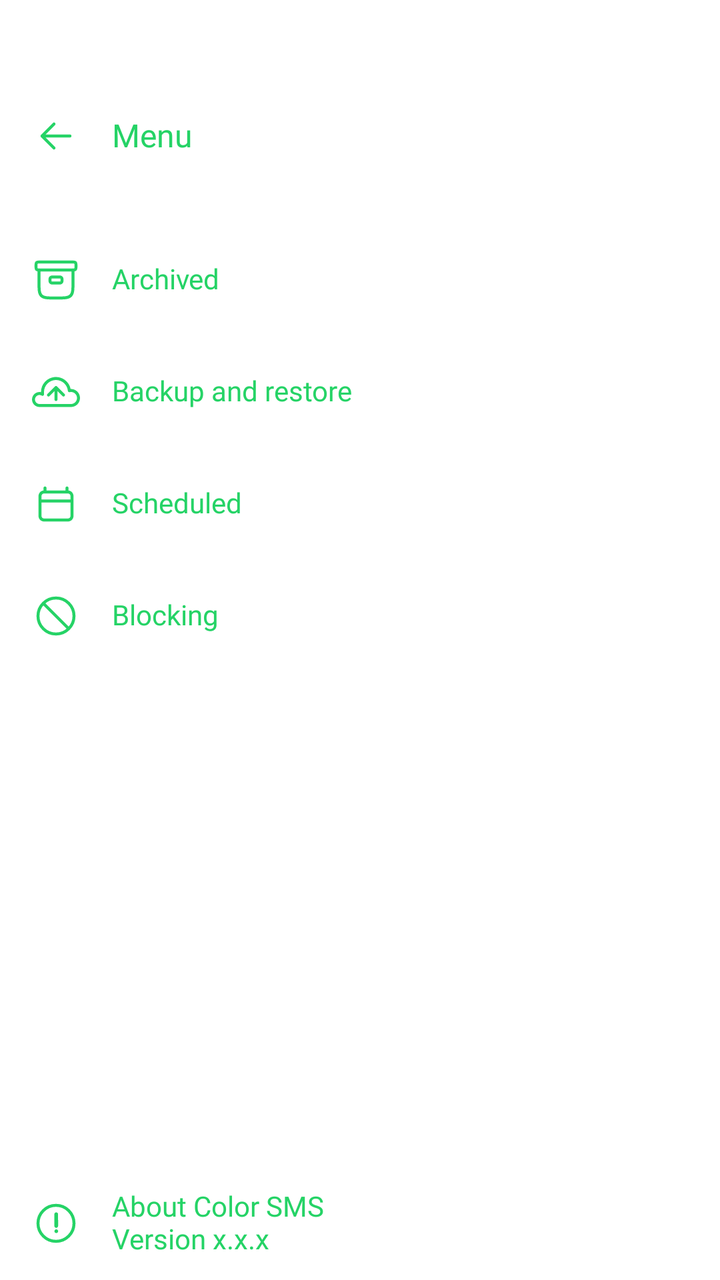
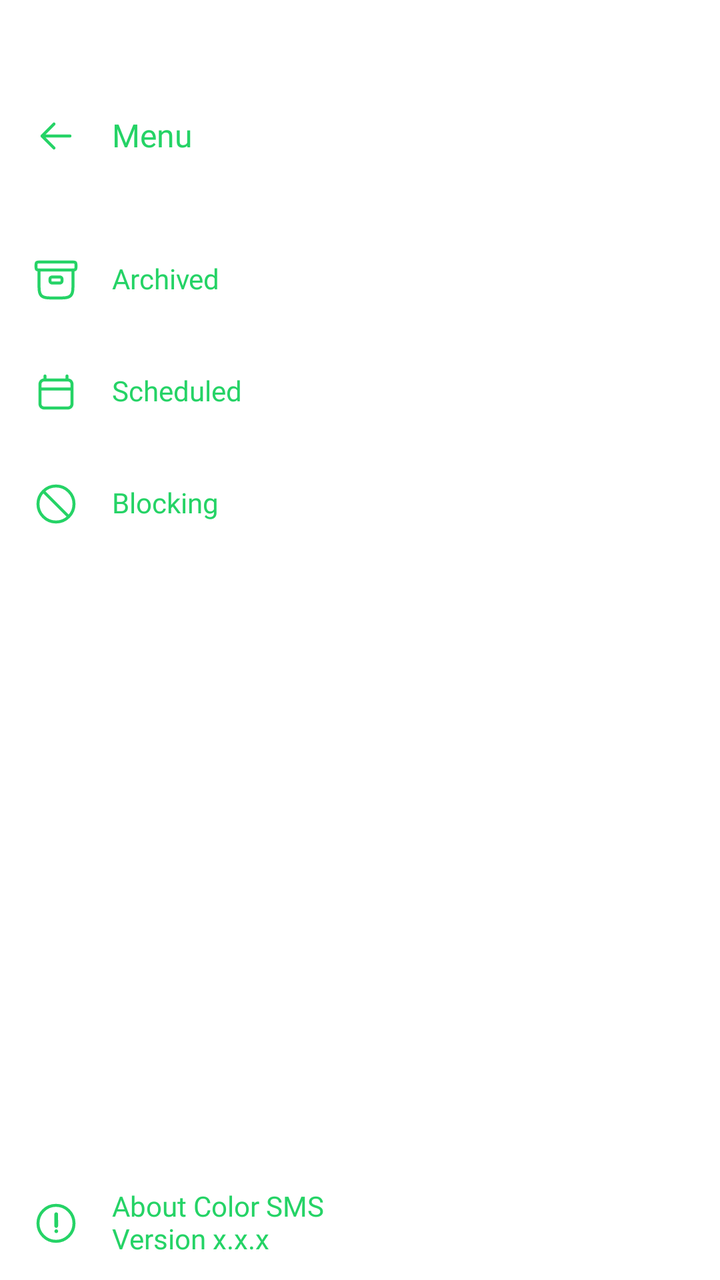

Two renders of the same Android screen: before a commit and after it. Below are the layout's source before the change and the commit's diff.
<!-- AndroidManifest.xml: application theme Theme.MyApplication -->
<!-- res/layout/layout_main_drawer.xml -->
<?xml version="1.0" encoding="utf-8"?>
<androidx.constraintlayout.widget.ConstraintLayout xmlns:android="http://schemas.android.com/apk/res/android"
    xmlns:app="http://schemas.android.com/apk/res-auto"
    android:layout_width="match_parent"
    android:layout_height="match_parent"
    android:background="@color/white"
    android:clickable="true"
    android:focusable="true">

    <androidx.constraintlayout.widget.ConstraintLayout
        android:id="@+id/clTop"
        android:layout_width="match_parent"
        android:layout_height="wrap_content"
        android:layout_marginTop="@dimen/size40"
        android:padding="@dimen/size16"
        app:layout_constraintTop_toTopOf="parent">

        <ImageView
            android:id="@+id/ivBack"
            android:layout_width="@dimen/size24"
            android:layout_height="@dimen/size24"
            android:src="@drawable/ic_arr_left"
            app:layout_constraintBottom_toBottomOf="parent"
            app:layout_constraintStart_toStartOf="parent"
            app:layout_constraintTop_toTopOf="parent"
            app:tint="@color/col_main" />

        <TextView
            android:id="@+id/tvMenu"
            style="@style/TextView_7"
            android:layout_marginStart="@dimen/size16"
            android:text="@string/txt_menu"
            android:textColor="@color/col_main"
            app:layout_constraintBottom_toBottomOf="parent"
            app:layout_constraintStart_toEndOf="@+id/ivBack"
            app:layout_constraintTop_toTopOf="parent" />

    </androidx.constraintlayout.widget.ConstraintLayout>

    <LinearLayout
        android:layout_width="match_parent"
        android:layout_height="wrap_content"
        android:orientation="vertical"
        android:padding="@dimen/size16"
        app:layout_constraintTop_toBottomOf="@+id/clTop">

        
        <LinearLayout
            android:id="@+id/llArchived"
            android:layout_width="match_parent"
            android:layout_height="wrap_content"
            android:background="?attr/selectableItemBackground"
            android:gravity="center_vertical"
            android:orientation="horizontal"
            android:paddingVertical="@dimen/size16">

            <ImageView
                android:layout_width="@dimen/size24"
                android:layout_height="@dimen/size24"
                android:src="@drawable/ic_archive"
                app:tint="@color/col_main" />

            <TextView
                style="@style/TextView_6"
                android:layout_marginStart="@dimen/size16"
                android:text="@string/txt_archived"
                android:textColor="@color/col_main" />
        </LinearLayout>

        
        <LinearLayout
            android:id="@+id/llBackup"
            android:layout_width="match_parent"
            android:layout_height="wrap_content"
            android:background="?attr/selectableItemBackground"
            android:gravity="center_vertical"
            android:orientation="horizontal"
            android:paddingVertical="@dimen/size16">

            <ImageView
                android:layout_width="@dimen/size24"
                android:layout_height="@dimen/size24"
                android:src="@drawable/ic_backup"
                app:tint="@color/col_main" />

            <TextView
                style="@style/TextView_6"
                android:layout_marginStart="@dimen/size16"
                android:text="@string/txt_backup_and_restore"
                android:textColor="@color/col_main" />
        </LinearLayout>

        
        <LinearLayout
            android:id="@+id/llPassword"
            android:layout_width="match_parent"
            android:layout_height="wrap_content"
            android:background="?attr/selectableItemBackground"
            android:gravity="center_vertical"
            android:orientation="horizontal"
            android:paddingVertical="@dimen/size16"
            android:visibility="gone">

            <ImageView
                android:layout_width="@dimen/size24"
                android:layout_height="@dimen/size24"
                android:src="@drawable/ic_lock"
                app:tint="@color/col_main" />

            <TextView
                style="@style/TextView_6"
                android:layout_marginStart="@dimen/size16"
                android:text="@string/txt_set_password"
                android:textColor="@color/col_main" />
        </LinearLayout>

        
        <LinearLayout
            android:id="@+id/llScheduled"
            android:layout_width="match_parent"
            android:layout_height="wrap_content"
            android:background="?attr/selectableItemBackground"
            android:gravity="center_vertical"
            android:orientation="horizontal"
            android:paddingVertical="@dimen/size16">

            <ImageView
                android:layout_width="@dimen/size24"
                android:layout_height="@dimen/size24"
                android:src="@drawable/ic_schedule"
                app:tint="@color/col_main" />

            <TextView
                style="@style/TextView_6"
                android:layout_marginStart="@dimen/size16"
                android:text="@string/txt_scheduled"
                android:textColor="@color/col_main" />
        </LinearLayout>

        
        <LinearLayout
            android:id="@+id/llBlocking"
            android:layout_width="match_parent"
            android:layout_height="wrap_content"
            android:background="?attr/selectableItemBackground"
            android:gravity="center_vertical"
            android:orientation="horizontal"
            android:paddingVertical="@dimen/size16">

            <ImageView
                android:layout_width="@dimen/size24"
                android:layout_height="@dimen/size24"
                android:src="@drawable/ic_block"
                app:tint="@color/col_main" />

            <TextView
                style="@style/TextView_6"
                android:layout_marginStart="@dimen/size16"
                android:text="@string/txt_blocking"
                android:textColor="@color/col_main" />
        </LinearLayout>

    </LinearLayout>
    
    <LinearLayout
        android:id="@+id/llAbout"
        android:layout_width="match_parent"
        android:layout_height="wrap_content"
        android:background="?attr/selectableItemBackground"
        android:gravity="center_vertical"
        android:orientation="horizontal"
        android:paddingHorizontal="@dimen/size16"
        android:paddingVertical="@dimen/size12"
        app:layout_constraintBottom_toBottomOf="parent">

        <ImageView
            android:layout_width="@dimen/size24"
            android:layout_height="@dimen/size24"
            android:src="@drawable/ic_setting_about"
            app:tint="@color/col_main" />

        <LinearLayout
            android:layout_width="0dp"
            android:layout_height="wrap_content"
            android:layout_marginStart="@dimen/size16"
            android:layout_weight="1"
            android:orientation="vertical">

            <TextView
                style="@style/TextView_6"
                android:text="@string/txt_about_color_sms"
                android:textColor="@color/col_main" />

            <TextView
                style="@style/TextView_4"
                android:text="@string/txt_version"
                android:textColor="@color/col_main" />
        </LinearLayout>
    </LinearLayout>

</androidx.constraintlayout.widget.ConstraintLayout>
<!-- resources referenced by this layout -->
<resources>
  <color name="col_main">#25D366</color>
  <color name="white">#FFFFFFFF</color>
  <dimen name="size12">12dp</dimen>
  <dimen name="size16">16dp</dimen>
  <dimen name="size24">24dp</dimen>
  <dimen name="size40">40dp</dimen>
  <!-- drawable ic_arr_left (drawable) -->
  <vector xmlns:android="http://schemas.android.com/apk/res/android"
      android:width="24dp"
      android:height="24dp"
      android:viewportWidth="24"
      android:viewportHeight="24">
    <path
        android:pathData="M5,12H19M11,18L5,12L11,6"
        android:strokeLineJoin="round"
        android:strokeWidth="1.5"
        android:fillColor="#00000000"
        android:strokeColor="#25D366"
        android:strokeLineCap="round"/>
  </vector>
  <!-- drawable ic_block (drawable) -->
  <vector xmlns:android="http://schemas.android.com/apk/res/android"
      android:width="24dp"
      android:height="24dp"
      android:viewportWidth="24"
      android:viewportHeight="24">
    <path
        android:pathData="M5.636,5.636L18.364,18.364M21,12C21,16.971 16.971,21 12,21C7.029,21 3,16.971 3,12C3,7.029 7.029,3 12,3C16.971,3 21,7.029 21,12Z"
        android:strokeLineJoin="round"
        android:strokeWidth="1.5"
        android:fillColor="#00000000"
        android:strokeColor="#25D366"
        android:strokeLineCap="round"/>
  </vector>
  <string name="txt_about_color_sms">About Color SMS</string>
  <string name="txt_archived">Archived</string>
  <string name="txt_backup_and_restore">Backup and restore</string>
  <string name="txt_blocking">Blocking</string>
  <string name="txt_menu">Menu</string>
  <string name="txt_scheduled">Scheduled</string>
  <string name="txt_set_password">Set Password</string>
  <string name="txt_version">Version x.x.x</string>
  <style name="TextView_4">
          <item name="android:layout_width">wrap_content</item>
          <item name="android:layout_height">wrap_content</item>
          <item name="android:textColor">@color/black</item>
          <item name="android:textAllCaps">false</item>
          <item name="android:includeFontPadding">false</item>
          <item name="android:fontFamily">@font/font_400</item>
          <item name="android:textSize">@dimen/size14</item>
      </style>
  <style name="TextView_6">
          <item name="android:layout_width">wrap_content</item>
          <item name="android:layout_height">wrap_content</item>
          <item name="android:textColor">@color/black</item>
          <item name="android:textAllCaps">false</item>
          <item name="android:includeFontPadding">false</item>
          <item name="android:fontFamily">@font/font_600</item>
          <item name="android:textSize">@dimen/size14</item>
      </style>
  <style name="TextView_7">
          <item name="android:layout_width">wrap_content</item>
          <item name="android:layout_height">wrap_content</item>
          <item name="android:includeFontPadding">false</item>
          <item name="android:textAllCaps">false</item>
          <item name="android:textColor">@color/black</item>
          <item name="android:fontFamily">@font/font_700</item>
          <item name="android:textSize">@dimen/size16</item>
      </style>
  <style name="Theme.MyApplication" parent="Base.Theme.MyApplication" />
  <color name="black">#FF000000</color>
  <dimen name="size14">14dp</dimen>
  <color name="col_select">#CD666666</color>
  <style name="AppBottomSheetDialogTheme" parent="Theme.Design.Light.BottomSheetDialog">
          <item name="bottomSheetStyle">@style/AppModalStyle</item>
      </style>
  <style name="AppModalStyle" parent="Widget.Design.BottomSheet.Modal">
          <item name="android:background">@drawable/bg_border_bottom_sheet</item>
      </style>
  <!-- drawable bg_border_bottom_sheet (drawable) -->
  <?xml version="1.0" encoding="utf-8"?>
  <shape xmlns:android="http://schemas.android.com/apk/res/android"
      android:shape="rectangle">
      <corners
          android:topLeftRadius="@dimen/size24"
          android:topRightRadius="@dimen/size24" />
      <solid android:color="@color/white" />
  </shape>
  <!-- unchanged entries left out for length: 6 -->
</resources>

<!-- the commit's change to res/layout/layout_main_drawer.xml (unified diff, before → after) -->
@@ -75,6 +75,7 @@
             android:background="?attr/selectableItemBackground"
             android:gravity="center_vertical"
             android:orientation="horizontal"
+            android:visibility="gone"
             android:paddingVertical="@dimen/size16">
 
             <ImageView
